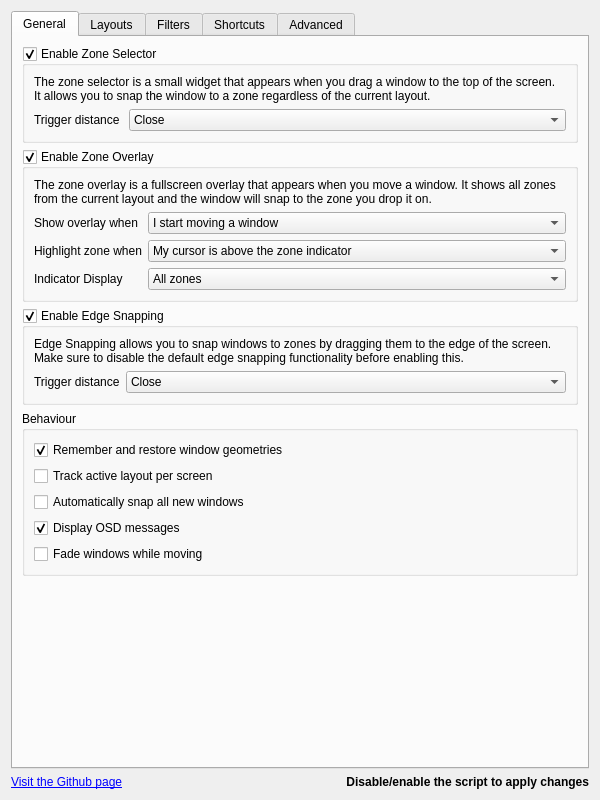
Qt form src/contents/ui/config.ui (gerritdevriese/kzones) before a commit.
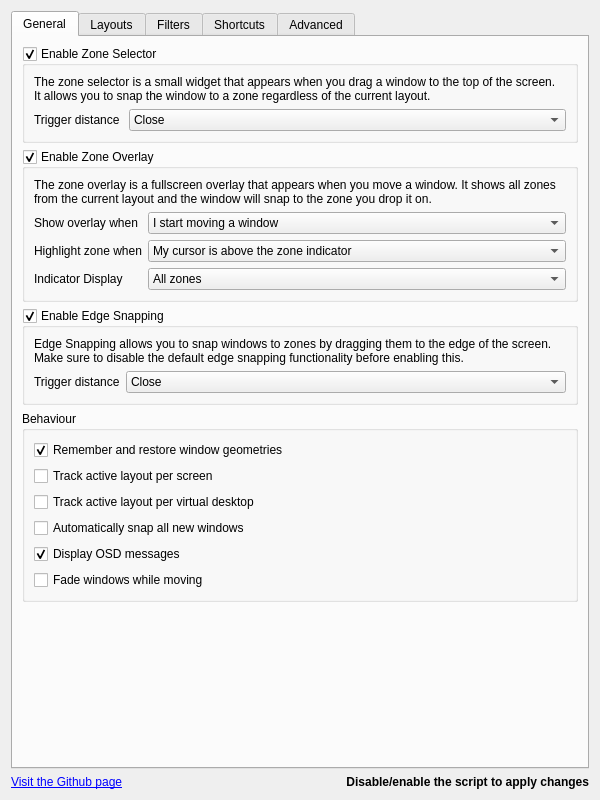
The same form after that commit. Icons and pictures are not drawn.

Commit message: Add track layout per virtual desktop option

What changed in the file:
```diff
--- a/src/contents/ui/config.ui
+++ b/src/contents/ui/config.ui
@@ -292,6 +292,13 @@
                         </property>
                       </widget>
                     </item>
+                    <item>
+                      <widget class="QCheckBox" name="kcfg_trackLayoutPerDesktop">
+                        <property name="text">
+                          <string>Track active layout per virtual desktop</string>
+                        </property>
+                      </widget>
+                    </item>
                     <item>
                       <widget class="QCheckBox" name="kcfg_autoSnapAllNew">
                         <property name="text">
```
The commit also changes 3 other files.
